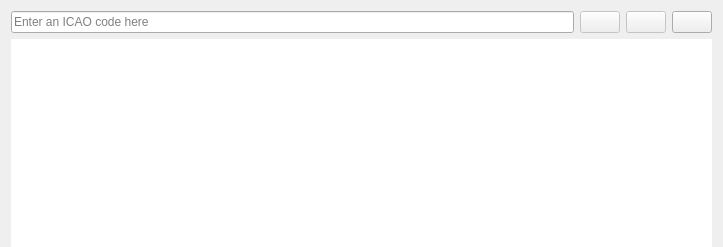
Old version of the form source/ui/windows/metarswindow.ui in the repository Vatsinator/vatsinator-legacy.
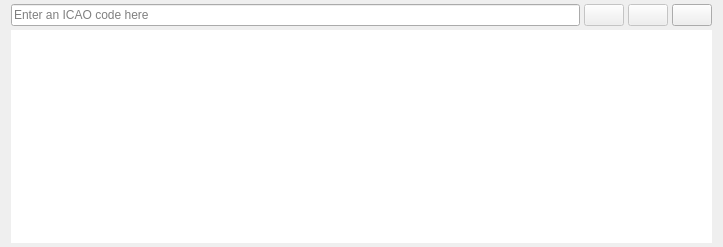
New version of the form. Icons and pictures are not drawn. Custom widgets are drawn as their Qt base class.

Commit message: MainWindow & MetarsWindow fixes

```diff
--- a/source/ui/windows/metarswindow.ui
+++ b/source/ui/windows/metarswindow.ui
@@ -24,8 +24,14 @@
     <normaloff>:/mainIcon/icon.png</normaloff>:/mainIcon/icon.png</iconset>
   </property>
   <layout class="QVBoxLayout" name="verticalLayout">
+   <property name="spacing">
+    <number>4</number>
+   </property>
+   <property name="topMargin">
+    <number>4</number>
+   </property>
    <property name="bottomMargin">
-    <number>0</number>
+    <number>4</number>
    </property>
    <item>
     <layout class="QHBoxLayout" name="horizontalLayout">
```
The commit also changes 1 other file.
